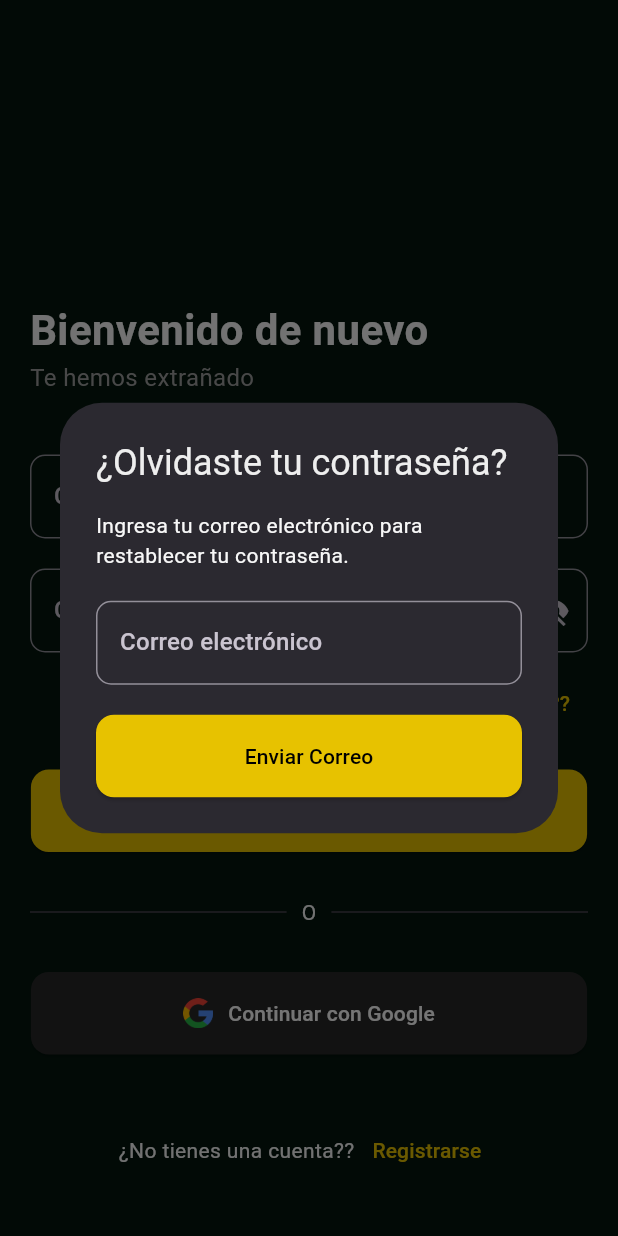
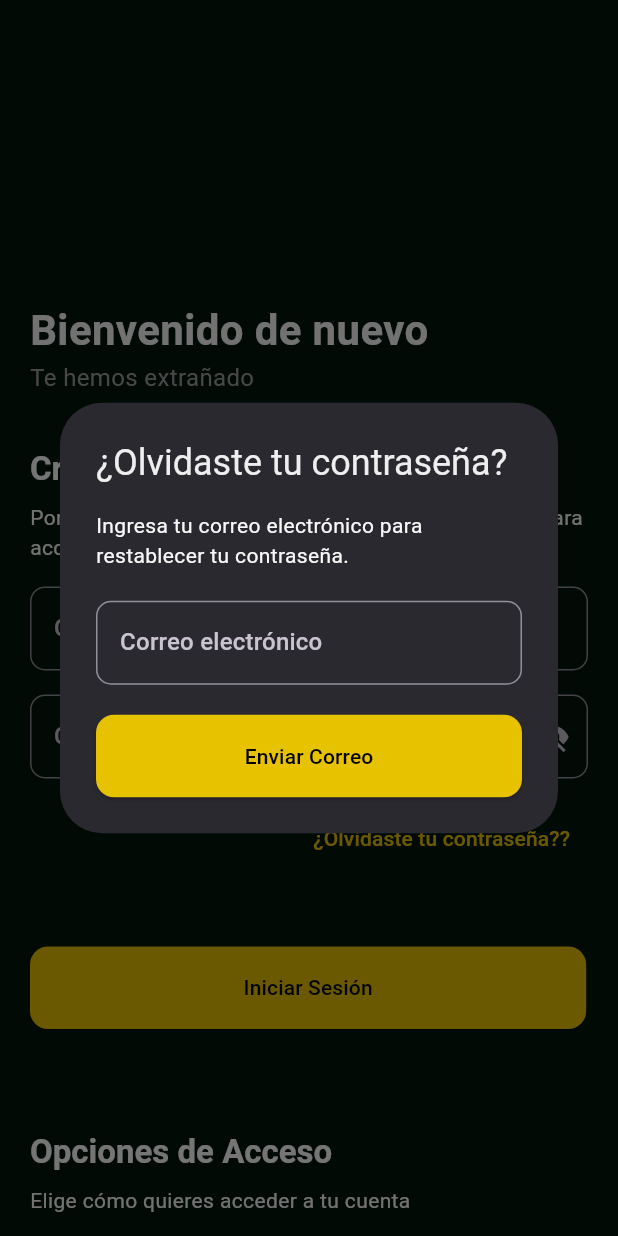
Before and after one commit to nemorixpay/NemorixPay-Mobile-Code, a Flutter app: the LoginPage screen opened by its route, after a tap on an icon or button, on a phone screen of 412 x 824 dp. Run offline on Flutter 3.47's test engine with Material 3 defaults, Android fonts, the phone set to English and light mode, and no system bars; our stand-ins replace dio, equatable, firebase_analytics, firebase_core, fl_chart, flutter_bloc and 5 more; accounts and stored records are empty; generated files the repository leaves out were written again.

Commit message:
FormSection included in SignIn page

```diff
--- a/lib/features/auth/ui/pages/sign_in_page.dart
+++ b/lib/features/auth/ui/pages/sign_in_page.dart
@@ -2,7 +2,6 @@ import 'package:flutter/material.dart';
 import 'package:flutter_gen/gen_l10n/app_localizations.dart';
 import 'package:nemorixpay/core/utils/image_url.dart';
 import 'package:nemorixpay/config/theme/nemorix_colors.dart';
-import 'package:nemorixpay/core/utils/validation_rules.dart';
 import 'package:nemorixpay/features/auth/ui/widgets/forgot_password_dialog.dart';
 import 'package:nemorixpay/features/auth/ui/widgets/widgets.dart';
 import 'package:nemorixpay/features/auth/ui/widgets/password_field.dart';
@@ -12,8 +11,8 @@ import 'package:nemorixpay/features/auth/ui/widgets/email_field.dart';
 /// @brief       Implementation of functions for basic user authentication.
 /// @details
 /// @author      Miguel Fagundez
-/// @date        04/25/2025
-/// @version     1.2
+/// @date        04/26/2025
+/// @version     1.3
 /// @copyright   Apache 2.0 License
 
 class LoginPage extends StatefulWidget {
@@ -63,24 +62,22 @@ class _LoginPageState extends State<LoginPage> {
                     style: TextStyle(fontSize: 16, color: Colors.grey),
                   ),
                 ),
-                SizedBox(height: 40),
+                SizedBox(height: 20),
                 Form(
                   key: _formKey,
-                  child: Column(
+                  child: FormSection(
+                    title: AppLocalizations.of(context)!.loginCredentials,
+                    description:
+                        AppLocalizations.of(context)!.enterYourLoginInfo,
                     children: [
                       EmailField(
                         controller: _emailController,
                         hintText: AppLocalizations.of(context)!.emailAddress,
                       ),
-                      SizedBox(height: 20),
                       PasswordField(
                         controller: _passwordController,
                         hintText: AppLocalizations.of(context)!.password,
                       ),
-                    ],
-                  ),
-                ),
-                SizedBox(height: 10),
                       Align(
                         alignment: Alignment.centerRight,
                         child: TextButton(
@@ -88,7 +85,8 @@ class _LoginPageState extends State<LoginPage> {
                             await showDialog(
                               context: context,
                               builder:
-                            (BuildContext context) => ForgotPasswordDialog(),
+                                  (BuildContext context) =>
+                                      ForgotPasswordDialog(),
                             );
                           },
                           child: Text(
@@ -97,14 +95,22 @@ class _LoginPageState extends State<LoginPage> {
                           ),
                         ),
                       ),
-                SizedBox(height: 20),
+                      const SizedBox(height: 16),
                       RoundedElevatedButton(
                         text: AppLocalizations.of(context)!.signIn,
                         onPressed: () {}, // Flutter bloc action
                         backgroundColor: NemorixColors.primaryColor,
                         textColor: Colors.black,
                       ),
-                SizedBox(height: 30),
+                    ],
+                  ),
+                ),
+                const SizedBox(height: 20),
+                FormSection(
+                  title: AppLocalizations.of(context)!.loginOptions,
+                  description:
+                      AppLocalizations.of(context)!.chooseYourLoginMethod,
+                  children: [
                     Row(
                       children: [
                         Expanded(child: Divider()),
@@ -115,7 +121,7 @@ class _LoginPageState extends State<LoginPage> {
                         Expanded(child: Divider()),
                       ],
                     ),
-                SizedBox(height: 30),
+                    const SizedBox(height: 16),
                     RoundedElevatedButton(
                       text: AppLocalizations.of(context)!.continueWithGoogle,
                       onPressed: () {},
@@ -123,7 +129,9 @@ class _LoginPageState extends State<LoginPage> {
                       textColor: Colors.white,
                       icon: ImageUrl.googleLogo,
                     ),
-                SizedBox(height: 40),
+                  ],
+                ),
+                SizedBox(height: 20),
                 Center(
                   child: GestureDetector(
                     onTap: () {},
--- a/lib/l10n/intl_en.arb
+++ b/lib/l10n/intl_en.arb
@@ -62,5 +62,9 @@
   "accountInformation": "Account Information",
   "enterYourAccountInfo": "Please enter your account information",
   "security": "Security",
-  "enterYourSecurityInfo": "Please enter a security word that you can remember in case you lose access to your NemorixPay account."
+  "enterYourSecurityInfo": "Please enter a security word that you can remember in case you lose access to your NemorixPay account.",
+  "loginCredentials": "Login Credentials",
+  "enterYourLoginInfo": "Please enter your email and password to access your account",
+  "loginOptions": "Login Options",
+  "chooseYourLoginMethod": "Choose how you want to access your account"
 }
--- a/lib/l10n/intl_es.arb
+++ b/lib/l10n/intl_es.arb
@@ -23,7 +23,7 @@
   "confirmYourPassword": "Confirma tu contraseña",
   "passwordsDoNotMatch": "Las contraseñas no coinciden",
   "securityWordRequired": "La palabra de seguridad es requerida",
-  "securityWord": "Palabra de seguridad",
+  "securityWord": "Palabra de seguridad (para recuperación de cuenta)",
   "birthdateRequired": "La fecha de nacimiento es requerida",
   "agreeWithNemorixPay": "Estoy de acuerdo con NemorixPay",
   "termsOfServices": "Términos de Servicio",
@@ -62,5 +62,9 @@
   "accountInformation": "Información de la Cuenta",
   "enterYourAccountInfo": "Por favor, ingresa tu información de cuenta",
   "security": "Seguridad",
-  "enterYourSecurityInfo": "Por favor, ingresa una palabra de seguridad que puedas recordar en caso de perder acceso a tu cuenta en NemorixPay."
+  "enterYourSecurityInfo": "Por favor, ingresa una palabra de seguridad que puedas recordar en caso de perder acceso a tu cuenta en NemorixPay.",
+  "loginCredentials": "Credenciales de Acceso",
+  "enterYourLoginInfo": "Por favor, ingresa tu correo electrónico y contraseña para acceder a tu cuenta",
+  "loginOptions": "Opciones de Acceso",
+  "chooseYourLoginMethod": "Elige cómo quieres acceder a tu cuenta"
 }
```
Lines whose indentation alone changed are shown as unchanged.
